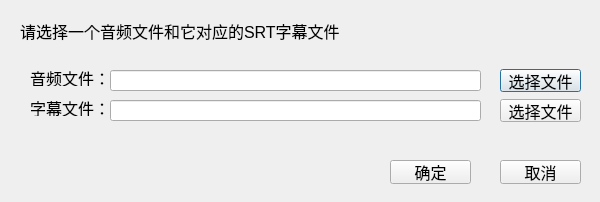
This is ui/uifiles/select_file_wav_srt.ui in kslz/sound_dataset_tools2 as Qt 5 draws it before an edit. The edited form follows.
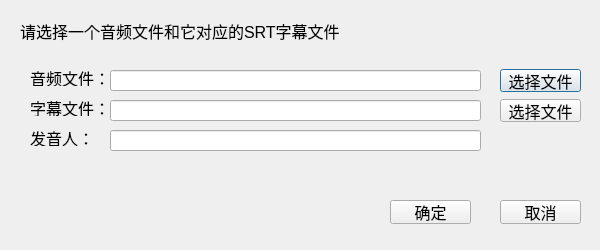
This is the edited form.

Commit message: 修改添加文件的设计

Patch:
```diff
--- a/ui/uifiles/select_file_wav_srt.ui
+++ b/ui/uifiles/select_file_wav_srt.ui
@@ -7,19 +7,19 @@
     <x>0</x>
     <y>0</y>
     <width>600</width>
-    <height>202</height>
+    <height>250</height>
    </rect>
   </property>
   <property name="minimumSize">
    <size>
     <width>600</width>
-    <height>202</height>
+    <height>250</height>
    </size>
   </property>
   <property name="maximumSize">
    <size>
     <width>600</width>
-    <height>202</height>
+    <height>250</height>
    </size>
   </property>
   <property name="font">
@@ -125,7 +125,7 @@
    <property name="geometry">
     <rect>
      <x>500</x>
-     <y>160</y>
+     <y>200</y>
      <width>81</width>
      <height>24</height>
     </rect>
@@ -138,7 +138,7 @@
    <property name="geometry">
     <rect>
      <x>390</x>
-     <y>160</y>
+     <y>200</y>
      <width>81</width>
      <height>24</height>
     </rect>
@@ -151,7 +151,7 @@
    <property name="geometry">
     <rect>
      <x>30</x>
-     <y>130</y>
+     <y>170</y>
      <width>541</width>
      <height>16</height>
     </rect>
@@ -168,6 +168,32 @@
     <string/>
    </property>
   </widget>
+  <widget class="QLineEdit" name="lineEdit_srt_2">
+   <property name="geometry">
+    <rect>
+     <x>110</x>
+     <y>130</y>
+     <width>371</width>
+     <height>21</height>
+    </rect>
+   </property>
+   <property name="text">
+    <string/>
+   </property>
+  </widget>
+  <widget class="QLabel" name="label_4">
+   <property name="geometry">
+    <rect>
+     <x>30</x>
+     <y>130</y>
+     <width>81</width>
+     <height>16</height>
+    </rect>
+   </property>
+   <property name="text">
+    <string>发音人：</string>
+   </property>
+  </widget>
  </widget>
  <resources/>
  <connections/>
```
The commit also changes 1 other file.
